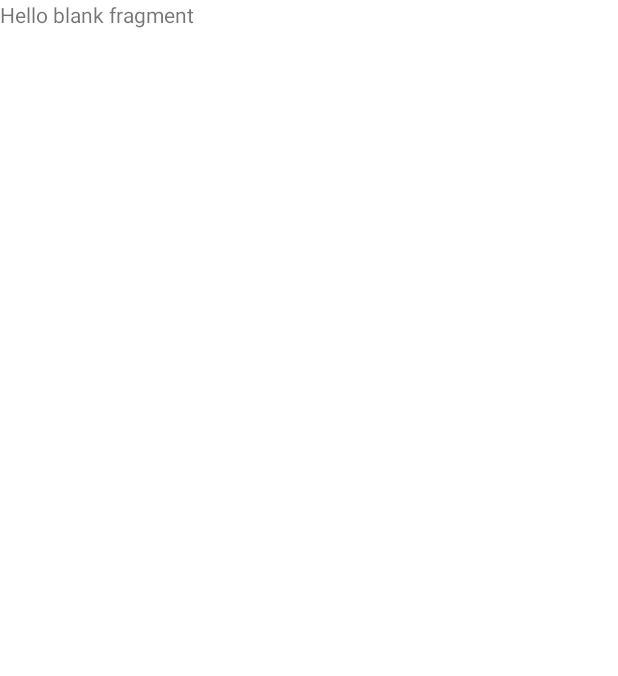
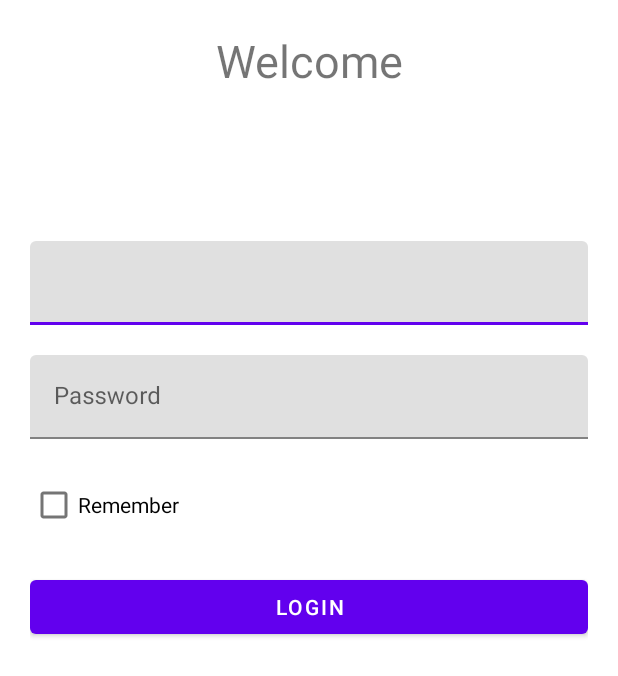
Before and after one commit to nguyendinhkien/NewBaseAndroid, an Android app: the screen it shows after launch (MainActivity), on a phone screen of 412 x 824 dp. Before the commit the part shown is almost empty. Shown: the top 676 px of the screen. Run offline under Robolectric (Android 15) with nearby library versions, the phone set to English and light mode, and no system bars; our stand-ins replace Dagger/Hilt's generated code.

Commit message:
implement login ui

```diff
--- a/app/src/main/java/vn/vnext/appcommon/presentation/ui/login/LoginFragment.kt
+++ b/app/src/main/java/vn/vnext/appcommon/presentation/ui/login/LoginFragment.kt
@@ -14,7 +14,6 @@ class LoginFragment : BaseFragment<FragmentLoginBinding>(FragmentLoginBinding::i
 
     private val viewModel: LoginViewModel by viewModels()
     override fun onViewReady(savedInstanceState: Bundle?) {
-
         viewModel.login(ParamsLogin("admin", "password123"))
     }
 
--- a/app/src/main/res/layout/fragment_login.xml
+++ b/app/src/main/res/layout/fragment_login.xml
@@ -1,14 +1,65 @@
 <?xml version="1.0" encoding="utf-8"?>
-<FrameLayout xmlns:android="http://schemas.android.com/apk/res/android"
+<androidx.constraintlayout.widget.ConstraintLayout xmlns:android="http://schemas.android.com/apk/res/android"
+    xmlns:app="http://schemas.android.com/apk/res-auto"
     xmlns:tools="http://schemas.android.com/tools"
     android:layout_width="match_parent"
     android:layout_height="match_parent"
+    android:padding="20dp"
     tools:context=".presentation.ui.login.LoginFragment">
 
-    <!-- TODO: Update blank fragment layout -->
     <TextView
+        android:id="@+id/text_welcome"
         android:layout_width="match_parent"
-        android:layout_height="match_parent"
-        android:text="@string/hello_blank_fragment" />
+        android:layout_height="wrap_content"
+        android:text="@string/text_title_welcome"
+        android:textAlignment="center"
+        android:textSize="30sp"
+        app:layout_constraintTop_toTopOf="parent" />
 
-</FrameLayout>
+    <com.google.android.material.textfield.TextInputLayout
+        android:id="@+id/til_username"
+        android:layout_width="match_parent"
+        android:layout_height="wrap_content"
+        android:layout_marginTop="100dp"
+        app:layout_constraintTop_toBottomOf="@id/text_welcome">
+
+        <com.google.android.material.textfield.TextInputEditText
+            android:layout_width="match_parent"
+            android:layout_height="match_parent"
+            android:maxLines="1"
+            android:autofillHints="username"
+            android:digits="@string/text_input_filter"
+            android:inputType="textFilter" />
+    </com.google.android.material.textfield.TextInputLayout>
+
+    <com.google.android.material.textfield.TextInputLayout
+        android:id="@+id/til_password"
+        android:layout_width="match_parent"
+        android:layout_height="wrap_content"
+        android:layout_marginTop="20dp"
+        android:hint="@string/text_hint_password"
+        app:layout_constraintTop_toBottomOf="@id/til_username">
+
+        <com.google.android.material.textfield.TextInputEditText
+            android:layout_width="match_parent"
+            android:layout_height="match_parent" />
+    </com.google.android.material.textfield.TextInputLayout>
+
+    <com.google.android.material.checkbox.MaterialCheckBox
+        android:id="@+id/check_box_remember"
+        android:layout_width="wrap_content"
+        android:layout_height="wrap_content"
+        android:layout_marginTop="20dp"
+        android:text="Remember"
+        app:layout_constraintStart_toStartOf="parent"
+        app:layout_constraintTop_toBottomOf="@id/til_password" />
+
+    <com.google.android.material.button.MaterialButton
+        android:id="@+id/button_login"
+        android:layout_width="match_parent"
+        android:layout_height="wrap_content"
+        android:layout_marginTop="20dp"
+        android:text="Login"
+        app:layout_constraintTop_toBottomOf="@id/check_box_remember" />
+
+</androidx.constraintlayout.widget.ConstraintLayout>
--- a/app/src/main/res/values/strings.xml
+++ b/app/src/main/res/values/strings.xml
@@ -2,4 +2,8 @@
     <string name="app_name">App Common</string>
     <!-- TODO: Remove or change this placeholder text -->
     <string name="hello_blank_fragment">Hello blank fragment</string>
+    <string name="text_hint_password">Password</string>
+    <string name="text_hint_username">Username</string>
+    <string name="text_title_welcome">Welcome</string>
+    <string name="text_input_filter">QWERTYUIOPASDFGHJKLZXCVBNMqwertyuiopasdfghjklzxcvbnm123456789</string>
 </resources>
```
